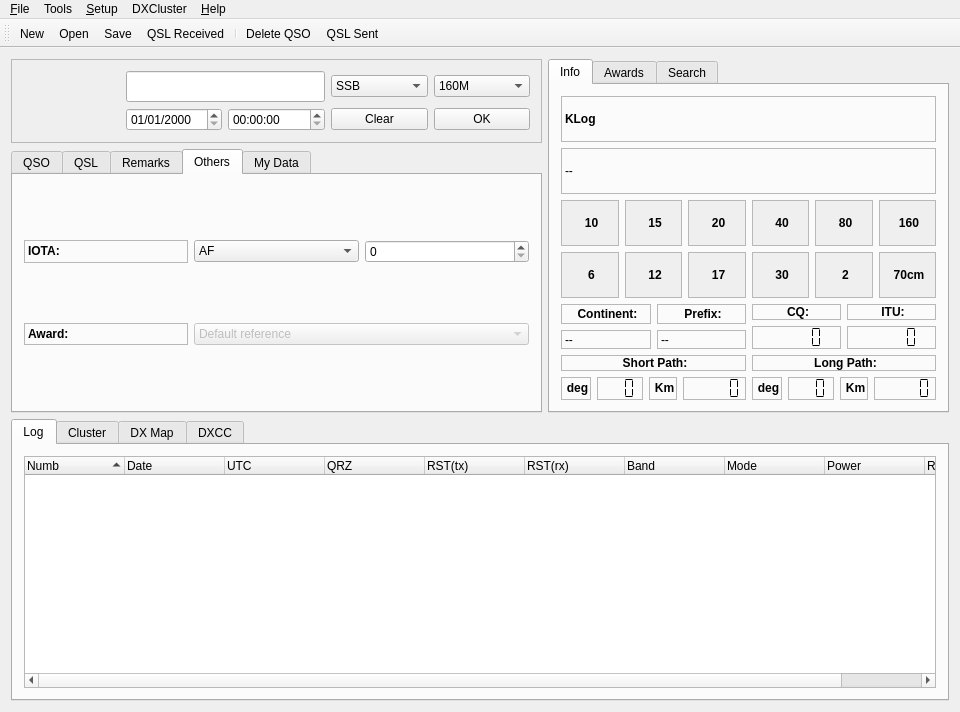
This is src/klog.ui in dbasden/klog as Qt 5 draws it before an edit. The edited form follows.
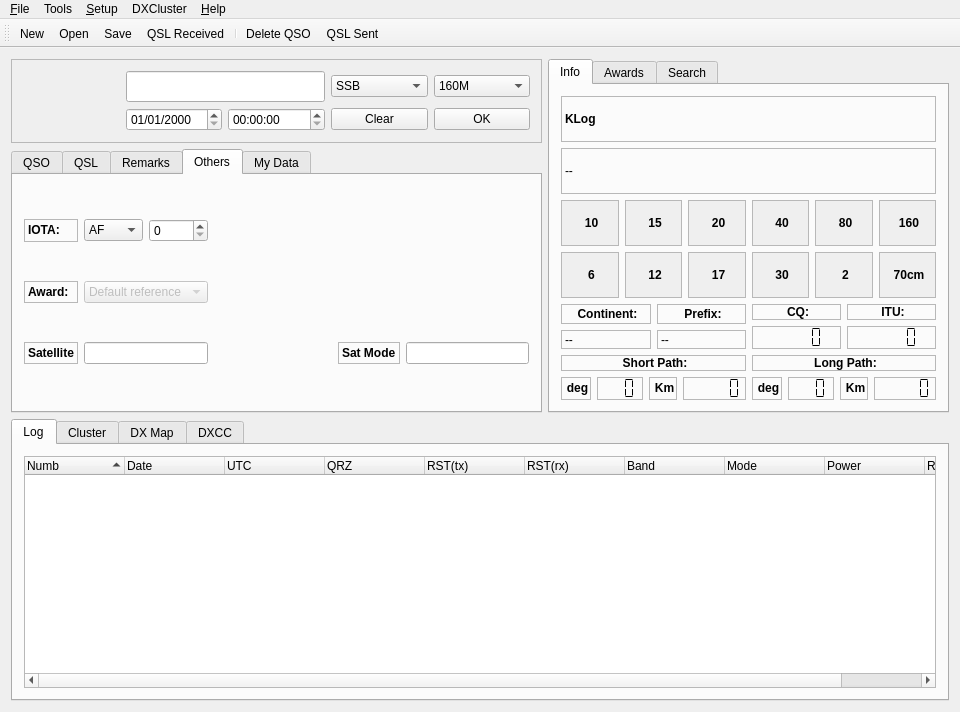
This is the edited form. The open tabs and pages were chosen to show the change. Icons and pictures are not drawn. Custom widgets are drawn as their Qt base class.

Commit message: Added basic satellite support

```diff
--- a/src/klog.ui
+++ b/src/klog.ui
@@ -2243,7 +2243,23 @@
          <attribute name="title">
           <string>Others</string>
          </attribute>
-         <layout class="QGridLayout">
+         <layout class="QGridLayout" name="gridLayout_9">
+          <item row="0" column="0">
+           <widget class="QLabel" name="textLabel">
+            <property name="frameShape">
+             <enum>QFrame::StyledPanel</enum>
+            </property>
+            <property name="frameShadow">
+             <enum>QFrame::Raised</enum>
+            </property>
+            <property name="text">
+             <string>&lt;b&gt;IOTA:&lt;/b&gt;</string>
+            </property>
+            <property name="wordWrap">
+             <bool>false</bool>
+            </property>
+           </widget>
+          </item>
           <item row="0" column="1">
            <widget class="QComboBox" name="iotaComboBox">
             <property name="toolTip">
@@ -2286,6 +2302,29 @@
             </item>
            </widget>
           </item>
+          <item row="0" column="2">
+           <widget class="QSpinBox" name="iotaIntSpinBox">
+            <property name="toolTip">
+             <string>IOTA number</string>
+            </property>
+            <property name="maximum">
+             <number>999</number>
+            </property>
+           </widget>
+          </item>
+          <item row="0" column="3">
+           <spacer name="horizontalSpacer">
+            <property name="orientation">
+             <enum>Qt::Horizontal</enum>
+            </property>
+            <property name="sizeHint" stdset="0">
+             <size>
+              <width>40</width>
+              <height>20</height>
+             </size>
+            </property>
+           </spacer>
+          </item>
           <item row="1" column="0">
            <widget class="QLabel" name="awardSelectorName">
             <property name="enabled">
@@ -2326,18 +2365,60 @@
             </item>
            </widget>
           </item>
-          <item row="0" column="2">
-           <widget class="QSpinBox" name="iotaIntSpinBox">
+          <item row="2" column="0">
+           <widget class="QLabel" name="awardSelectorName_2">
+            <property name="enabled">
+             <bool>true</bool>
+            </property>
             <property name="toolTip">
              <string>IOTA number</string>
             </property>
-            <property name="maximum">
-             <number>999</number>
+            <property name="frameShape">
+             <enum>QFrame::StyledPanel</enum>
             </property>
+            <property name="frameShadow">
+             <enum>QFrame::Raised</enum>
+            </property>
+            <property name="text">
+             <string>&lt;!DOCTYPE HTML PUBLIC &quot;-//W3C//DTD HTML 4.0//EN&quot; &quot;http://www.w3.org/TR/REC-html40/strict.dtd&quot;&gt;
+&lt;html&gt;&lt;head&gt;&lt;meta name=&quot;qrichtext&quot; content=&quot;1&quot; /&gt;&lt;style type=&quot;text/css&quot;&gt;
+p, li { white-space: pre-wrap; }
+&lt;/style&gt;&lt;/head&gt;&lt;body style=&quot; font-family:'DejaVu Sans'; font-size:9pt; font-weight:400; font-style:normal;&quot;&gt;
+&lt;p style=&quot; margin-top:0px; margin-bottom:0px; margin-left:0px; margin-right:0px; -qt-block-indent:0; text-indent:0px;&quot;&gt;&lt;span style=&quot; font-weight:600;&quot;&gt;Satellite&lt;/span&gt;&lt;/p&gt;&lt;/body&gt;&lt;/html&gt;</string>
+            </property>
+            <property name="wordWrap">
+             <bool>false</bool>
+            </property>
            </widget>
           </item>
-          <item row="0" column="0">
-           <widget class="QLabel" name="textLabel">
+          <item row="2" column="1" colspan="2">
+           <widget class="QLineEdit" name="satNamelineEdit">
+            <property name="acceptDrops">
+             <bool>false</bool>
+            </property>
+           </widget>
+          </item>
+          <item row="2" column="3">
+           <spacer name="horizontalSpacer_2">
+            <property name="orientation">
+             <enum>Qt::Horizontal</enum>
+            </property>
+            <property name="sizeHint" stdset="0">
+             <size>
+              <width>77</width>
+              <height>20</height>
+             </size>
+            </property>
+           </spacer>
+          </item>
+          <item row="2" column="4">
+           <widget class="QLabel" name="awardSelectorName_3">
+            <property name="enabled">
+             <bool>true</bool>
+            </property>
+            <property name="toolTip">
+             <string>Several awards, still not implemented.</string>
+            </property>
             <property name="frameShape">
              <enum>QFrame::StyledPanel</enum>
             </property>
@@ -2345,13 +2426,24 @@
              <enum>QFrame::Raised</enum>
             </property>
             <property name="text">
-             <string>&lt;b&gt;IOTA:&lt;/b&gt;</string>
+             <string>&lt;!DOCTYPE HTML PUBLIC &quot;-//W3C//DTD HTML 4.0//EN&quot; &quot;http://www.w3.org/TR/REC-html40/strict.dtd&quot;&gt;
+&lt;html&gt;&lt;head&gt;&lt;meta name=&quot;qrichtext&quot; content=&quot;1&quot; /&gt;&lt;style type=&quot;text/css&quot;&gt;
+p, li { white-space: pre-wrap; }
+&lt;/style&gt;&lt;/head&gt;&lt;body style=&quot; font-family:'DejaVu Sans'; font-size:9pt; font-weight:400; font-style:normal;&quot;&gt;
+&lt;p style=&quot; margin-top:0px; margin-bottom:0px; margin-left:0px; margin-right:0px; -qt-block-indent:0; text-indent:0px;&quot;&gt;&lt;span style=&quot; font-weight:600;&quot;&gt;Sat Mode&lt;/span&gt;&lt;/p&gt;&lt;/body&gt;&lt;/html&gt;</string>
             </property>
             <property name="wordWrap">
              <bool>false</bool>
             </property>
            </widget>
           </item>
+          <item row="2" column="5">
+           <widget class="QLineEdit" name="satModelineEdit">
+            <property name="acceptDrops">
+             <bool>false</bool>
+            </property>
+           </widget>
+          </item>
          </layout>
         </widget>
         <widget class="QWidget" name="TabPage">
```
Left out of the diff: 4 changed lines with no effect on the pictures. The commit also changes 2 other files.
